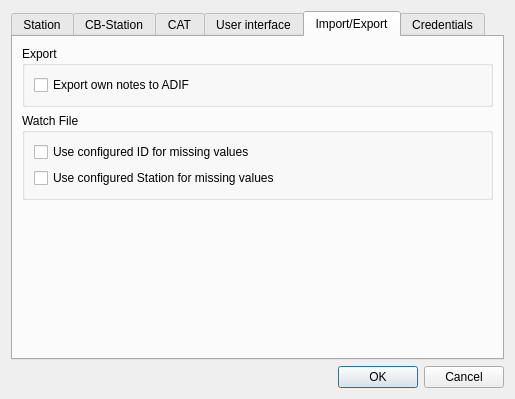
Qt form ui_files/DragonLog_Settings.ui (gitandy/DragonLog) before a commit.
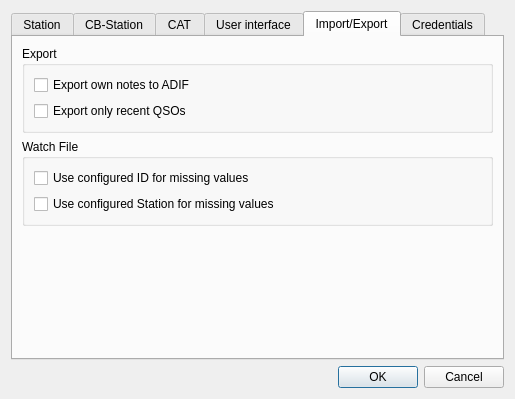
The same form after that commit. The open tabs and pages were chosen to show the change.

Commit message: Added option to export only recent QSOs

What changed in the file:
```diff
--- a/ui_files/DragonLog_Settings.ui
+++ b/ui_files/DragonLog_Settings.ui
@@ -748,6 +748,16 @@
             </property>
            </widget>
           </item>
+          <item>
+           <widget class="QCheckBox" name="expRecentOnlyCheckBox">
+            <property name="toolTip">
+             <string>See settings page &quot;User interface&quot;</string>
+            </property>
+            <property name="text">
+             <string>Export only recent QSOs</string>
+            </property>
+           </widget>
+          </item>
          </layout>
         </widget>
        </item>
```
Left out of the diff: 3 changed lines with no effect on the pictures. The commit also changes 3 other files.
